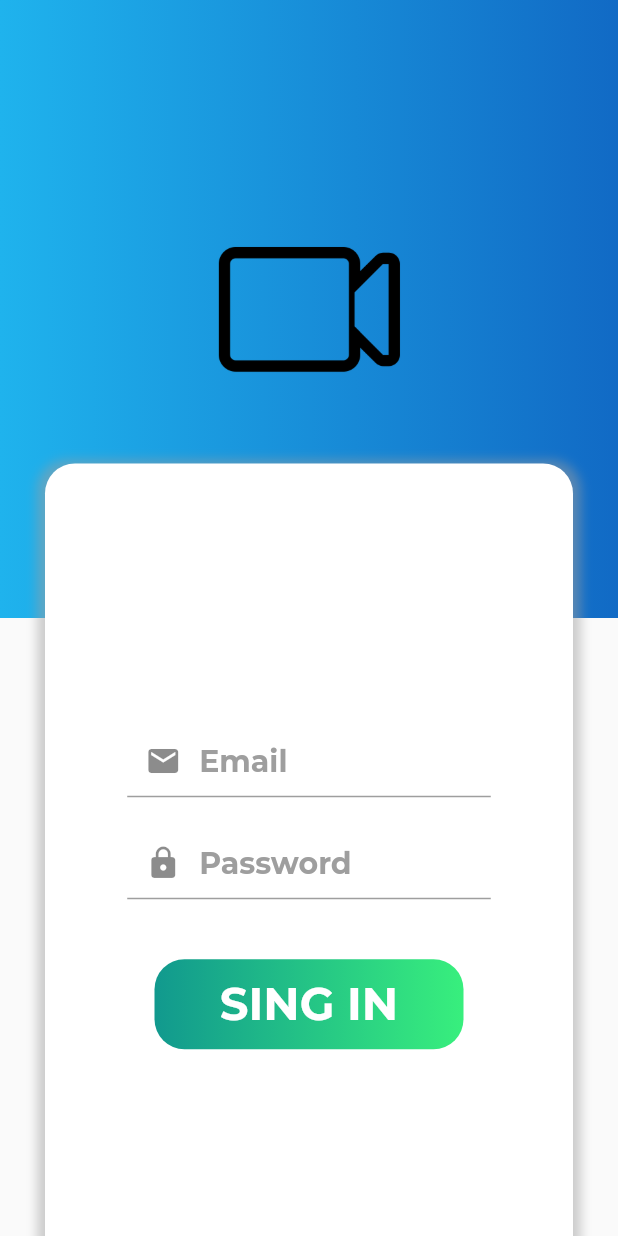
After one commit to Flutter-Streamliner/Zoom_Clone, a Flutter app: the AppBackGround screen opened directly, after a tap on "SING IN", on a phone screen of 412 x 824 dp. The commit adds this screen. Run offline on Flutter 3.47's test engine with Material 2 defaults, Android fonts, the phone set to English and light mode, and no system bars; our stand-ins replace google_fonts, introduction_screen.

Commit message:
Add AuthScreen, SignInScreen and SignUpScreen

```diff
--- /dev/null
+++ b/lib/screens/app_background.dart
@@ -0,0 +1,56 @@
+import 'package:flutter/material.dart';
+
+class AppBackGround extends StatelessWidget {
+  final Widget child;
+
+  AppBackGround({required this.child});
+
+  @override
+  Widget build(BuildContext context) {
+    return Scaffold(
+      backgroundColor: Colors.grey[250],
+      body: Stack(
+        children: [
+          Container(
+            width: double.infinity,
+            height: MediaQuery.of(context).size.height / 2,
+            decoration: BoxDecoration(
+              gradient: LinearGradient(colors: [
+                Color.fromRGBO(31, 179, 237, 1),
+                Color.fromRGBO(17, 106, 197, 1),
+              ])
+            ),
+            child: Center(
+              child: Image.asset('images/logo.png', height: 100,),
+            ),
+          ),
+          Align(
+            alignment: Alignment.bottomCenter,
+            child: Container(
+              width: double.infinity,
+              height: MediaQuery.of(context).size.height / 1.6,
+              margin: const EdgeInsets.symmetric(horizontal: 30),
+              decoration: BoxDecoration(
+                boxShadow: [
+                  BoxShadow(
+                    color: Colors.grey.withOpacity(0.5),
+                    spreadRadius: 5,
+                    blurRadius: 5,
+                    offset: const Offset(0, 3),
+                  ),
+                ],
+                color: Colors.white,
+                borderRadius: BorderRadius.only(
+                  topLeft: Radius.circular(20),
+                  topRight: Radius.circular(20),
+                ),
+              ),
+              child: child,
+            ),
+          ),
+        ],
+      )
+    );
+  }
+
+}
--- /dev/null
+++ b/lib/screens/auth_screen.dart
@@ -0,0 +1,22 @@
+import 'package:flutter/material.dart';
+import 'package:zoom_clone/screens/app_background.dart';
+import 'package:zoom_clone/screens/sign_in_screen.dart';
+import 'package:zoom_clone/screens/sign_up_screen.dart';
+import 'package:zoom_clone/widgets/button.dart';
+
+class AuthScreen extends StatelessWidget {
+  @override
+  Widget build(BuildContext context) {
+    return AppBackGround(
+      child: Column(
+        mainAxisAlignment: MainAxisAlignment.center,
+        children: [
+          Button(title: 'SING IN', onClick: () => Navigator.push(context, MaterialPageRoute(builder: (_) => SignInScreen()))),
+          const SizedBox(height: 40,),
+          Button(title: 'SIGN UP', onClick: () => Navigator.push(context, MaterialPageRoute(builder: (_) => SignUpScreen())), buttonColor: ButtonColor.red,),
+        ],
+      ),
+    );
+  }
+
+}
--- a/lib/screens/intro_auth_screen.dart
+++ b/lib/screens/intro_auth_screen.dart
@@ -1,5 +1,6 @@
 import 'package:flutter/material.dart';
 import 'package:introduction_screen/introduction_screen.dart';
+import 'package:zoom_clone/screens/auth_screen.dart';
 import 'package:zoom_clone/utils/app_styles.dart';
 
 class IntroAuthScreen extends StatefulWidget {
@@ -43,7 +44,7 @@ class _IntroAuthScreenState extends State<IntroAuthScreen> {
         )
       ],
       onDone: (){
-
+        Navigator.of(context).push(MaterialPageRoute(builder: (ctx) => AuthScreen()));
       },
       onSkip: (){
 
--- /dev/null
+++ b/lib/screens/sign_in_screen.dart
@@ -0,0 +1,47 @@
+import 'package:flutter/material.dart';
+import 'package:zoom_clone/screens/app_background.dart';
+import 'package:zoom_clone/utils/app_styles.dart';
+import 'package:zoom_clone/widgets/button.dart';
+
+class SignInScreen extends StatelessWidget {
+  const SignInScreen({ Key? key }) : super(key: key);
+
+  @override
+  Widget build(BuildContext context) {
+    return AppBackGround(
+      child: Column(
+        mainAxisAlignment: MainAxisAlignment.center,
+        children: [
+          const SizedBox(height: 50,),
+          Container(
+            width: MediaQuery.of(context).size.width / 1.7,
+            child: TextField(
+              style: myStyle(18, Colors.black),
+              keyboardType: TextInputType.emailAddress,
+              decoration: InputDecoration(
+                hintText: "Email",
+                prefixIcon: Icon(Icons.email),
+                hintStyle: myStyle(20, Colors.grey, FontWeight.w700),
+              ),
+            ),
+          ),
+          const SizedBox(height: 20,),
+          Container(
+            width: MediaQuery.of(context).size.width / 1.7,
+            child: TextField(
+              style: myStyle(18, Colors.black),
+              keyboardType: TextInputType.visiblePassword,
+              decoration: InputDecoration(
+                hintText: "Password",
+                prefixIcon: Icon(Icons.lock),
+                hintStyle: myStyle(20, Colors.grey, FontWeight.w700),
+              ),
+            ),
+          ),
+          const SizedBox(height: 40,),
+          Button(title: 'SING IN', onClick: null),
+        ],
+      ),
+    );
+  }
+}
--- /dev/null
+++ b/lib/screens/sign_up_screen.dart
@@ -0,0 +1,12 @@
+import 'package:flutter/material.dart';
+
+class SignUpScreen extends StatelessWidget {
+  const SignUpScreen({ Key? key }) : super(key: key);
+
+  @override
+  Widget build(BuildContext context) {
+    return Container(
+
+    );
+  }
+}
--- /dev/null
+++ b/lib/widgets/button.dart
@@ -0,0 +1,48 @@
+import 'package:flutter/material.dart';
+import 'package:zoom_clone/utils/app_styles.dart';
+
+enum ButtonColor {
+  red, green
+}
+
+class Button extends StatelessWidget {
+
+  final String title;
+  final Function()? onClick;
+  final ButtonColor? buttonColor;
+
+  final _greenColors = [
+    const Color(0xFF11998e),
+    const Color(0xFF38ef7d),
+  ];
+
+  final _redColors = [
+    const Color.fromRGBO(240, 19, 77, 1),
+    const Color.fromRGBO(228, 0, 124, 1)
+  ];
+
+
+  Button({required this.title, required this.onClick, this.buttonColor = ButtonColor.green});
+
+  @override
+  Widget build(BuildContext context) {
+    return InkWell(
+      onTap: onClick,
+      child: Container(
+        width: MediaQuery.of(context).size.width / 2,
+        height: 60,
+        decoration: BoxDecoration(
+          gradient: LinearGradient(
+            colors: buttonColor == ButtonColor.green
+              ? _greenColors
+              : _redColors,
+          ),
+          borderRadius: BorderRadius.circular(20),
+        ),
+        child: Center(
+          child: Text(title, style: myStyle(30, Colors.white),),
+        ),
+      ),
+    );
+  }
+}
```
